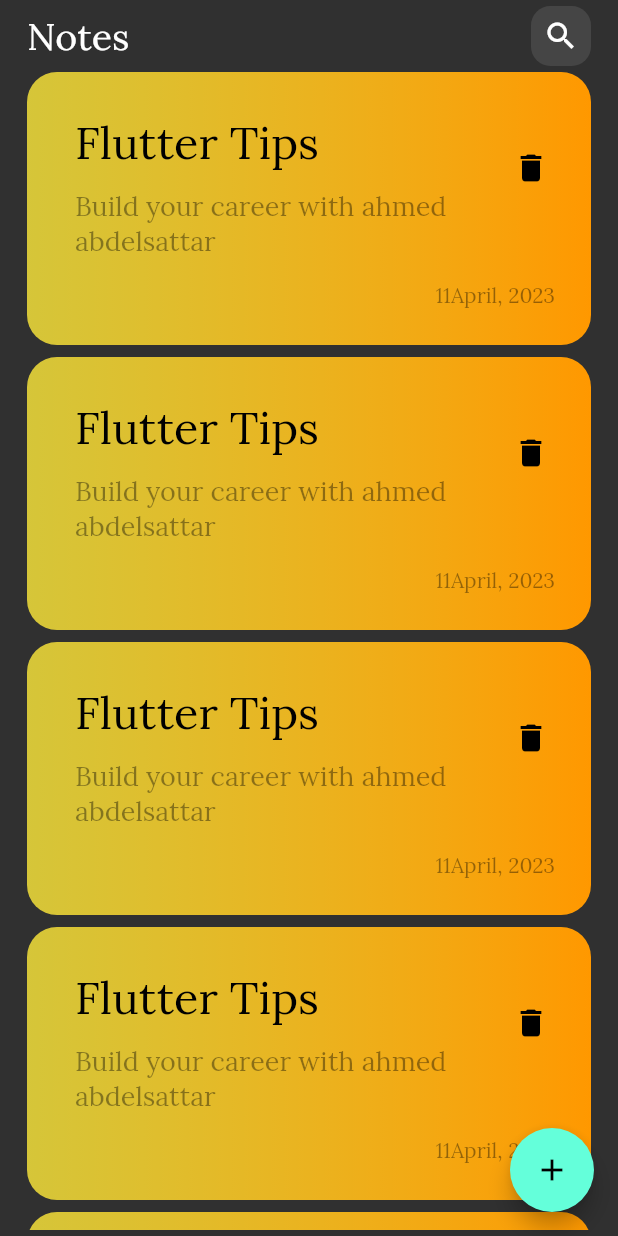
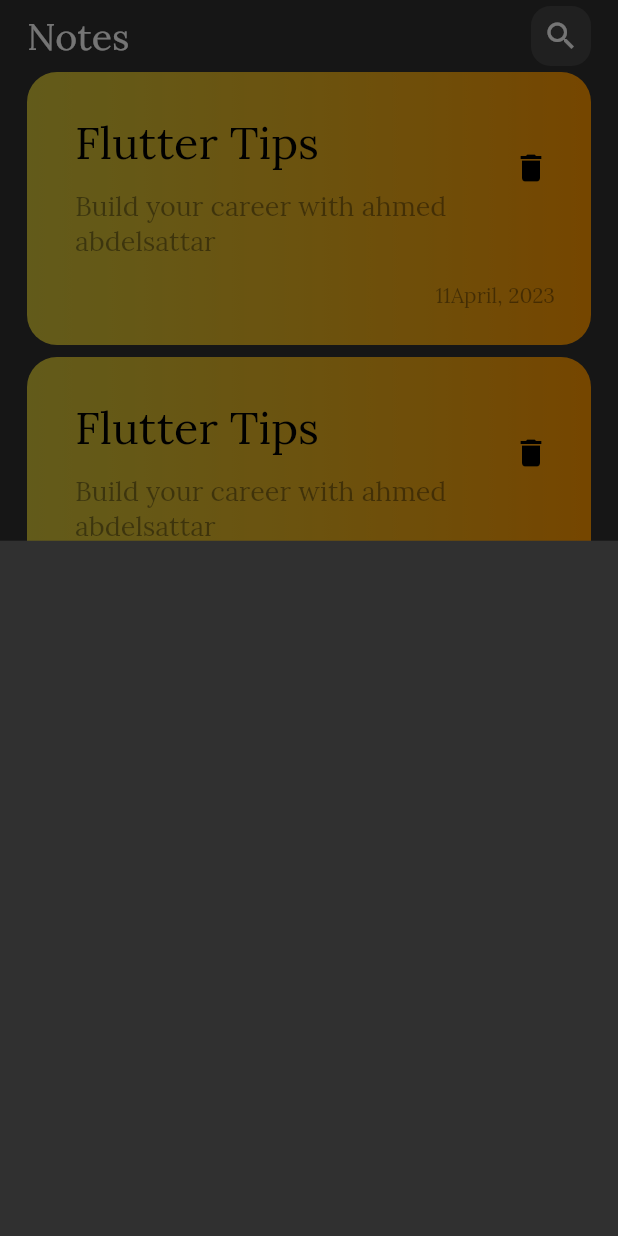
Before and after one commit to A-Abdelsattar/notes_app, a Flutter app: the screen it shows after launch, after a tap on the "add" icon, on a phone screen of 412 x 824 dp. Run offline on Flutter 3.47's test engine with Material 2 defaults, Android fonts, the phone set to English and light mode, and no system bars.

Commit message:
show model button sheet

```diff
--- a/lib/views/notes_view.dart
+++ b/lib/views/notes_view.dart
@@ -1,6 +1,7 @@
 import 'package:flutter/material.dart';
 import 'package:notes_app/views/widgets/custom_app_bar.dart';
 
+import 'widgets/add_note_button_sheet.dart';
 import 'widgets/notes_list_view.dart';
 
 class NotesView extends StatelessWidget {
@@ -9,7 +10,9 @@ class NotesView extends StatelessWidget {
   @override
   Widget build(BuildContext context) {
     return Scaffold(
-      floatingActionButton:FloatingActionButton(onPressed: (){},child:const Icon(Icons.add),),
+      floatingActionButton:FloatingActionButton(onPressed: (){
+        showModalBottomSheet(context: context, builder: (context)=>const AddNoteButtonSheet());
+      },child:const Icon(Icons.add),),
       body: SafeArea(
         child: Padding(
           padding: const EdgeInsets.symmetric(horizontal: 18.0, vertical: 4),
--- /dev/null
+++ b/lib/views/widgets/add_note_button_sheet.dart
@@ -0,0 +1,12 @@
+import 'package:flutter/material.dart';
+
+class AddNoteButtonSheet extends StatelessWidget {
+  const AddNoteButtonSheet({Key? key}) : super(key: key);
+
+  @override
+  Widget build(BuildContext context) {
+    return Container(
+
+    );
+  }
+}
```
